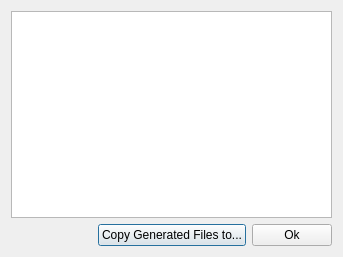
Above: consoleoutput.ui from DavidMCerdeira/EL-Configuration-Interface before the change. Below: the same form after it.
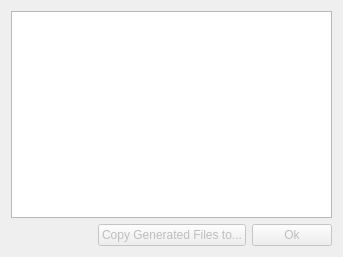
That is the form after the change. Icons and pictures are not drawn.

Diff of the .ui file:
```diff
--- a/consoleoutput.ui
+++ b/consoleoutput.ui
@@ -54,6 +54,9 @@
      </item>
      <item>
       <widget class="QPushButton" name="chooseDestDirButton">
+       <property name="enabled">
+        <bool>false</bool>
+       </property>
        <property name="text">
         <string>Copy Generated Files to...</string>
        </property>
@@ -61,6 +64,9 @@
      </item>
      <item>
       <widget class="QPushButton" name="okButton">
+       <property name="enabled">
+        <bool>false</bool>
+       </property>
        <property name="text">
         <string>Ok</string>
        </property>
```
